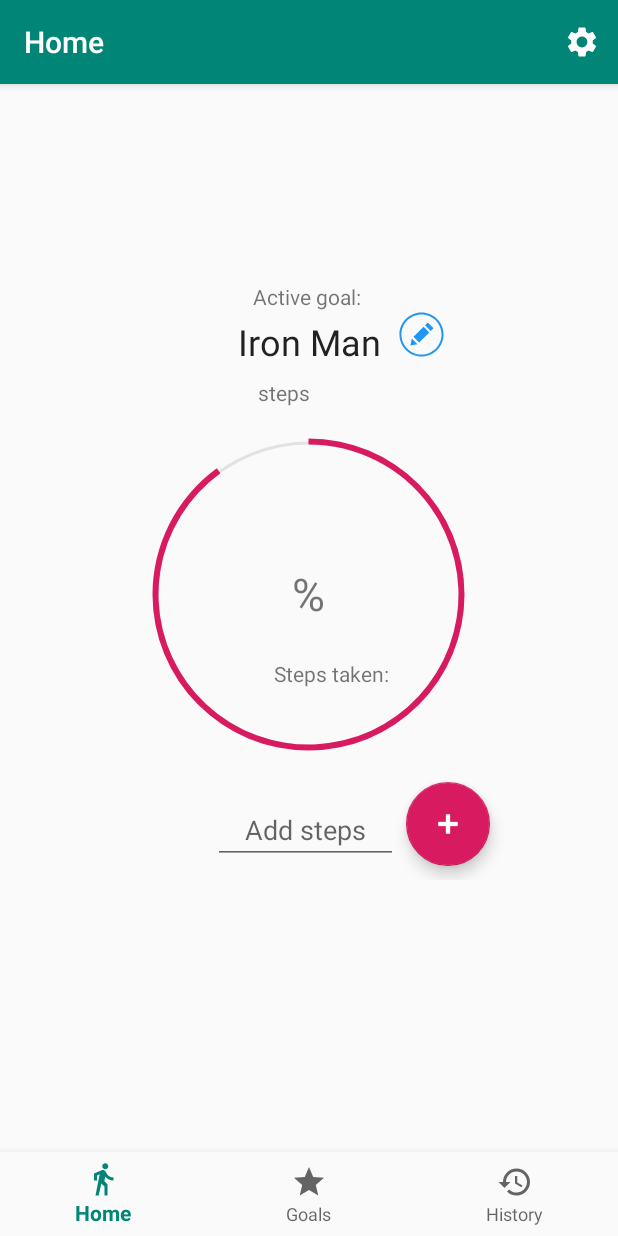
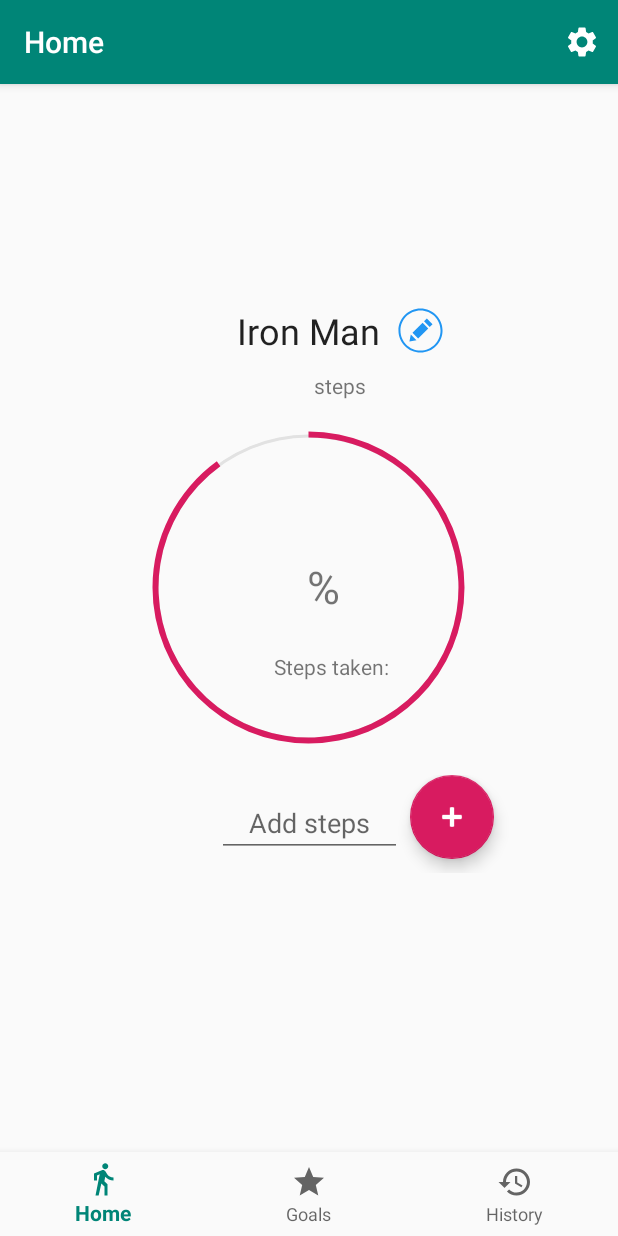
Before and after one commit to NiklavsM/StepCounter, an Android app: the screen it shows after launch (MainActivity), after a tap on an icon or button, on a phone screen of 412 x 824 dp. Run offline under Robolectric (Android 15) with nearby library versions, the phone set to English and light mode, and no system bars; our stand-ins replace Room's generated code, navigation-ui.

```diff
--- a/app/src/main/java/com/example/stepcounter/MainActivity.java
+++ b/app/src/main/java/com/example/stepcounter/MainActivity.java
@@ -3,7 +3,6 @@ package com.example.stepcounter;
 import android.content.Intent;
 import android.content.SharedPreferences;
 import android.os.Bundle;
-import android.util.Log;
 import android.view.Menu;
 import android.view.MenuInflater;
 import android.view.MenuItem;
@@ -112,15 +111,12 @@ public class MainActivity extends AppCompatActivity {
     }
 
     private boolean autoRecordEnabled() {
-        return !sharedPreferences.getBoolean(getString(R.string.auto_recording), false);
+        return sharedPreferences.getBoolean(getString(R.string.auto_recording), false);
     }
 
     private boolean notificationsEnabled() {
         return sharedPreferences.getBoolean(getString(R.string.notifications_enabled), true);
     }
 
-    private void setUpPreferencesListener(){
-
-    }
 
 }
--- a/app/src/main/java/com/example/stepcounter/database/GoalDao.java
+++ b/app/src/main/java/com/example/stepcounter/database/GoalDao.java
@@ -27,9 +27,6 @@ public interface GoalDao {
     @Delete
     void deleteGoal(Goal goal);
 
-    @Query("DELETE FROM goal")
-    void deleteAllGoals();
-
     @Query("DELETE FROM goal WHERE id = :id")
     void deleteGoalWithId(int id);
 
--- a/app/src/main/java/com/example/stepcounter/database/HistoryDao.java
+++ b/app/src/main/java/com/example/stepcounter/database/HistoryDao.java
@@ -37,8 +37,5 @@ public interface HistoryDao {
     HistoryEntity getHistoryEntryStatic(long day);
 
     @Query("SELECT * FROM history WHERE id = :id")
-    HistoryEntity getDayByIdStatic(int id);
-
-    @Query("SELECT * FROM history WHERE id = :id")
     LiveData<HistoryEntity> getDayById(int id);
 }
--- a/app/src/main/java/com/example/stepcounter/ui/goals/GoalAdapter.java
+++ b/app/src/main/java/com/example/stepcounter/ui/goals/GoalAdapter.java
@@ -73,8 +73,6 @@ public class GoalAdapter extends RecyclerView.Adapter<GoalAdapter.GoalHolder> {
                 }
             });
         }
-
-
     }
 
     public interface OnItemClickListener {
--- a/app/src/main/java/com/example/stepcounter/ui/home/HomeFragment.java
+++ b/app/src/main/java/com/example/stepcounter/ui/home/HomeFragment.java
@@ -7,6 +7,7 @@ import android.view.View;
 import android.view.ViewGroup;
 import android.view.WindowManager;
 import android.view.inputmethod.EditorInfo;
+import android.widget.Button;
 import android.widget.EditText;
 import android.widget.ImageView;
 import android.widget.ListView;
@@ -26,6 +27,7 @@ import androidx.navigation.Navigation;
 import com.example.stepcounter.R;
 import com.example.stepcounter.database.Goal;
 import com.example.stepcounter.database.HistoryEntity;
+import com.google.android.material.bottomnavigation.BottomNavigationView;
 import com.google.android.material.floatingactionbutton.FloatingActionButton;
 
 import java.text.SimpleDateFormat;
@@ -47,7 +49,7 @@ public class HomeFragment extends Fragment {
     private ImageView ivChangeActiveGoal;
     private TextView tvProgress;
     private ProgressBar progressBar;
-    private ImageView ivRemoveHistory;
+    private Button btnRemoveHistory;
     private TextView tvDateSelected;
 
     private NavController navController;
@@ -68,27 +70,13 @@ public class HomeFragment extends Fragment {
         ivChangeActiveGoal = root.findViewById(R.id.iv_change_active_goal);
         tvProgress = root.findViewById(R.id.tv_goal_percentage);
         progressBar = root.findViewById(R.id.progressBar);
-        ivRemoveHistory = root.findViewById(R.id.iv_delete_history);
+        btnRemoveHistory = root.findViewById(R.id.btn_delete_history);
         tvDateSelected = root.findViewById(R.id.tv_date_selected);
 
         btnAddSteps.setOnClickListener(v -> addStepsButtonClicked());
         ivChangeActiveGoal.setOnClickListener(v -> setActiveGoal());
 
-        bundle = getArguments();
-        homeViewModel = new ViewModelProvider(requireActivity()).get(HomeViewModel.class);
-        if (bundle == null) {
-            homeViewModel.setHistory(-1);
-        } else {
-            int historyId = bundle.getInt(HISTORY_ID);
-            homeViewModel.setHistory(historyId);
-            setupEditToolbar();
-            ivRemoveHistory.setVisibility(View.VISIBLE);
-            ivRemoveHistory.setOnClickListener(v -> removeHistory(historyId));
-        }
-        homeViewModel.getDayToEdit().observe(getViewLifecycleOwner(), day -> {
-            if (day != null) updateFields(day);
-        });
-
+        setUpViewModel();
         return root;
     }
 
@@ -163,4 +151,23 @@ public class HomeFragment extends Fragment {
         tvProgress.setText(String.valueOf(progressPercentage));
         progressBar.setProgress(progressPercentage, true);
     }
+
+    private void setUpViewModel() {
+        bundle = getArguments();
+        int historyId = -1;
+        homeViewModel = new ViewModelProvider(requireActivity()).get(HomeViewModel.class);
+        if (bundle != null) {
+            BottomNavigationView navBar = getActivity().findViewById(R.id.nav_view);
+            navBar.setVisibility(View.GONE);
+            historyId = bundle.getInt(HISTORY_ID);
+            btnRemoveHistory.setVisibility(View.VISIBLE);
+            int finalHistoryId = historyId;
+            btnRemoveHistory.setOnClickListener(v -> removeHistory(finalHistoryId));
+            setupEditToolbar();
+        }
+        homeViewModel.getDay(historyId).observe(getViewLifecycleOwner(), day -> {
+            if (day != null) updateFields(day);
+        });
+
+    }
 }
--- a/app/src/main/java/com/example/stepcounter/ui/settings/MySettingsFragment.java
+++ b/app/src/main/java/com/example/stepcounter/ui/settings/MySettingsFragment.java
@@ -37,7 +37,6 @@ public class MySettingsFragment extends PreferenceFragmentCompat {
                         })
                         .setNegativeButton("Cancel", null)
                         .show();
-
                 return true;
             });
         }
--- a/app/src/main/res/layout/activity_main.xml
+++ b/app/src/main/res/layout/activity_main.xml
@@ -3,8 +3,7 @@
     xmlns:app="http://schemas.android.com/apk/res-auto"
     android:id="@+id/container"
     android:layout_width="match_parent"
-    android:layout_height="match_parent"
-    android:paddingTop="?attr/actionBarSize">
+    android:layout_height="match_parent">
 
     <fragment
         android:id="@+id/nav_host_fragment"
--- a/app/src/main/res/layout/fragment_home.xml
+++ b/app/src/main/res/layout/fragment_home.xml
@@ -5,12 +5,14 @@
     android:layout_width="match_parent"
     android:layout_height="match_parent">
 
-    <ImageView
-        android:id="@+id/iv_delete_history"
-        android:layout_width="39dp"
-        android:layout_height="37dp"
+    <Button
+        android:id="@+id/btn_delete_history"
+        android:layout_width="wrap_content"
+        android:layout_height="wrap_content"
         android:layout_marginEnd="4dp"
-        android:src="@drawable/ic_delete"
+        android:backgroundTint="@color/colorAccent"
+        android:text="Delete"
+        android:textColor="#ffff"
         android:visibility="invisible"
         app:layout_constraintEnd_toEndOf="parent"
         app:layout_constraintTop_toTopOf="parent"
@@ -20,9 +22,10 @@
         android:id="@+id/tv_date_selected"
         android:layout_width="wrap_content"
         android:layout_height="wrap_content"
-        android:layout_marginTop="16dp"
-        android:textAppearance="@style/TextAppearance.AppCompat.Large"
+        android:layout_marginTop="80dp"
+        android:textAppearance="@style/TextAppearance.MaterialComponents.Headline5"
         app:layout_constraintEnd_toEndOf="parent"
+        app:layout_constraintHorizontal_bias="0.498"
         app:layout_constraintStart_toStartOf="parent"
         app:layout_constraintTop_toTopOf="parent"
         tools:text="2/18/2020" />
@@ -31,21 +34,11 @@
         android:id="@+id/relativeLayout2"
         android:layout_width="283dp"
         android:layout_height="wrap_content"
-        android:layout_marginTop="76dp"
+        android:layout_marginTop="124dp"
         app:layout_constraintEnd_toEndOf="@+id/progressBar"
         app:layout_constraintHorizontal_bias="0.484"
         app:layout_constraintStart_toStartOf="@+id/progressBar"
         app:layout_constraintTop_toTopOf="parent">
-
-        <TextView
-            android:id="@+id/tv_active_goal_label"
-            android:layout_width="wrap_content"
-            android:layout_height="wrap_content"
-            android:layout_centerHorizontal="true"
-            android:text="Active goal: "
-            app:layout_constraintEnd_toEndOf="parent"
-            app:layout_constraintStart_toStartOf="parent"
-            app:layout_constraintTop_toTopOf="parent" />
 
         <TextView
             android:id="@+id/tv_active_goal"
@@ -53,12 +46,13 @@
             android:layout_height="wrap_content"
             android:layout_below="@+id/tv_active_goal_label"
 
-            android:layout_marginTop="4dp"
+            android:layout_marginTop="24dp"
             android:text="Iron Man"
             android:textAppearance="@style/TextAppearance.AppCompat.Headline"
-            app:layout_constraintEnd_toEndOf="@+id/tv_active_goal_label"
-            app:layout_constraintStart_toStartOf="@+id/tv_active_goal_label"
-            app:layout_constraintTop_toBottomOf="@+id/tv_active_goal_label" />
+            app:layout_constraintEnd_toEndOf="parent"
+            app:layout_constraintHorizontal_bias="0.497"
+            app:layout_constraintStart_toStartOf="parent"
+            app:layout_constraintTop_toTopOf="parent" />
 
         <TextView
             android:id="@+id/tv_active_goal_steps"
@@ -67,10 +61,10 @@
             android:layout_centerHorizontal="true"
             android:layout_centerVertical="true"
             android:layout_marginTop="8dp"
+            android:textAppearance="@style/TextAppearance.MaterialComponents.Body1"
             android:layout_toEndOf="@id/tv_active_goal"
-            app:layout_constraintEnd_toEndOf="parent"
-            app:layout_constraintHorizontal_bias="0.0"
-            app:layout_constraintStart_toStartOf="@+id/tv_active_goal_label"
+            app:layout_constraintEnd_toEndOf="@+id/tv_active_goal"
+            app:layout_constraintStart_toStartOf="@+id/tv_active_goal"
             app:layout_constraintTop_toBottomOf="@+id/tv_active_goal"
             tools:text="10000" />
 
@@ -82,6 +76,7 @@
             android:layout_centerVertical="true"
             android:layout_toEndOf="@id/tv_active_goal_steps"
             android:text=" steps"
+            android:textAppearance="@style/TextAppearance.AppCompat.Small"
             app:layout_constraintBottom_toBottomOf="@+id/tv_active_goal_steps"
             app:layout_constraintStart_toEndOf="@+id/tv_active_goal_steps" />
 
@@ -92,11 +87,11 @@
             android:layout_below="@+id/tv_active_goal_label"
             android:layout_centerHorizontal="true"
             android:layout_marginStart="12dp"
-            android:layout_marginTop="20dp"
             android:layout_toEndOf="@id/tv_active_goal_steps_label"
             android:src="@drawable/ic_edit_circle"
+            app:layout_constraintBottom_toBottomOf="@+id/tv_active_goal"
             app:layout_constraintStart_toEndOf="@+id/tv_active_goal"
-            app:layout_constraintTop_toTopOf="parent" />
+            app:layout_constraintTop_toTopOf="@+id/tv_active_goal" />
     </androidx.constraintlayout.widget.ConstraintLayout>
 
     <RelativeLayout
@@ -104,7 +99,6 @@
         android:layout_width="351dp"
         android:layout_height="65dp"
         app:layout_constraintEnd_toEndOf="parent"
-        app:layout_constraintHorizontal_bias="0.466"
         app:layout_constraintStart_toStartOf="parent"
         app:layout_constraintTop_toBottomOf="@+id/progressBar">
 
@@ -113,8 +107,6 @@
             android:layout_width="123dp"
             android:layout_height="44dp"
             android:layout_centerInParent="true"
-            android:layout_marginStart="98dp"
-            android:layout_marginBottom="12dp"
             android:ems="10"
             android:hint="Add steps"
             android:inputType="number"
@@ -145,16 +137,18 @@
             android:id="@+id/tv_goal_percentage"
             android:layout_width="wrap_content"
             android:layout_height="wrap_content"
-            android:textSize="50dp"
+            android:layout_centerHorizontal="true"
+            android:textSize="50sp"
             tools:text="90" />
 
         <TextView
             android:layout_width="wrap_content"
             android:layout_height="wrap_content"
             android:layout_centerVertical="true"
+            android:layout_marginStart="20sp"
             android:layout_toEndOf="@id/tv_goal_percentage"
             android:text="%"
-            android:textSize="30dp" />
+            android:textSize="30sp" />
     </RelativeLayout>
 
     <RelativeLayout
--- a/app/src/main/res/menu/add_goal_menu.xml
+++ /dev/null
@@ -1,5 +0,0 @@
-<?xml version="1.0" encoding="utf-8"?>
-<menu xmlns:android="http://schemas.android.com/apk/res/android">
-    <item android:id="@+id/cancel_action"
-        android:title="Cancel" />
-</menu>
--- a/app/src/main/res/navigation/mobile_navigation.xml
+++ b/app/src/main/res/navigation/mobile_navigation.xml
@@ -3,7 +3,7 @@
     xmlns:app="http://schemas.android.com/apk/res-auto"
     xmlns:tools="http://schemas.android.com/tools"
     android:id="@+id/mobile_navigation"
-    app:startDestination="@+id/navigation_history">
+    app:startDestination="@+id/navigation_home">
 
     <fragment
         android:id="@+id/navigation_home"
```
Also changed, not shown: app/src/main/java/com/example/stepcounter/repositories/GoalsRepository.java (+0 -16 lines), app/src/main/java/com/example/stepcounter/repositories/HistoryRepository.java (+0 -23 lines), app/src/main/java/com/example/stepcounter/services/NotificationService.java (+4 -5 lines), app/src/main/java/com/example/stepcounter/ui/goals/AddEditGoalFragment.java (+5 -5 lines), app/src/main/java/com/example/stepcounter/ui/goals/GoalsFragment.java (+14 -5 lines), app/src/main/java/com/example/stepcounter/ui/home/HomeViewModel.java (+6 -9 lines), app/src/main/java/com/example/stepcounter/utils/NotificationUtils.java (+5 -4 lines), app/src/main/res/layout/add_goal_fragment.xml (+15 -13 lines).
